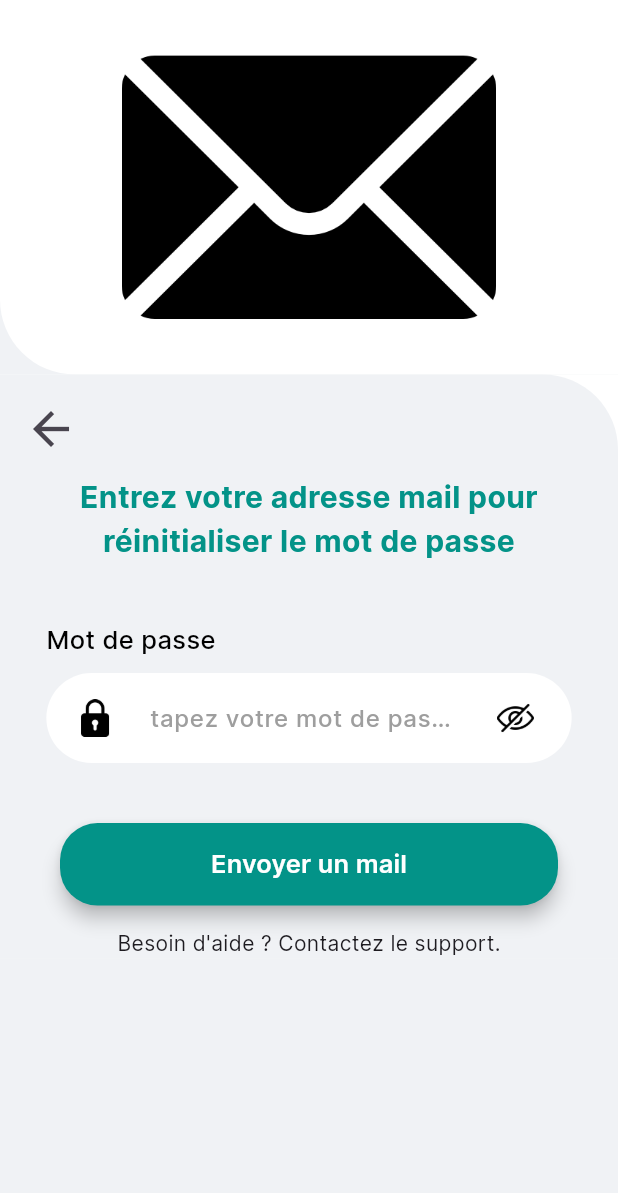
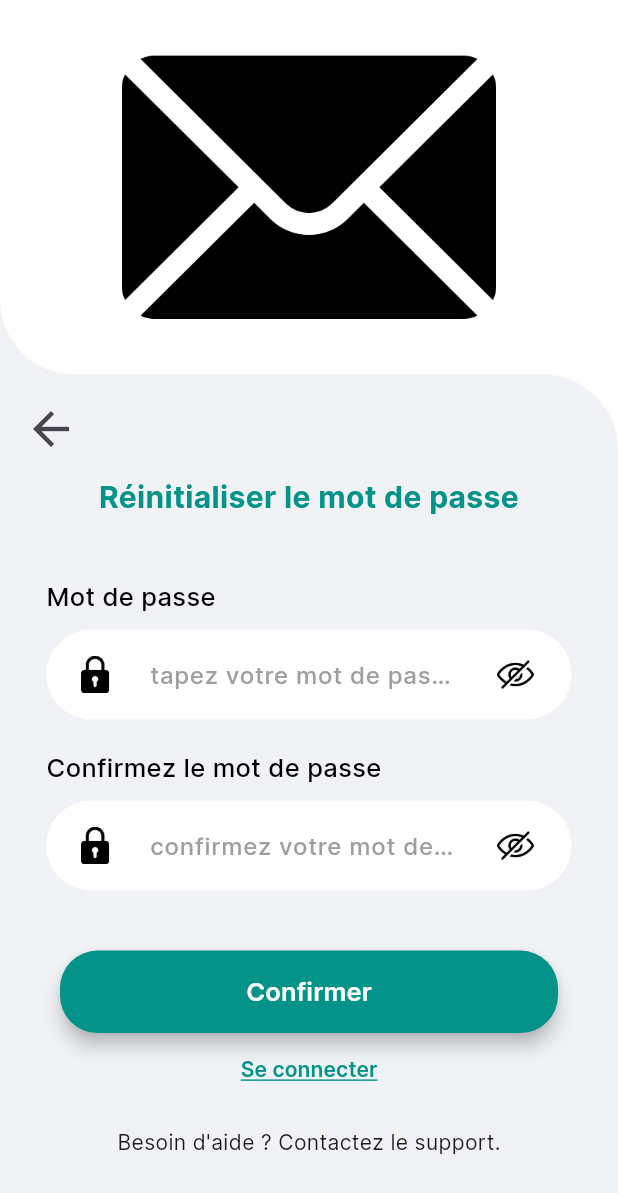
Before and after one commit to saradrine/sav_project, a Flutter app: the ResetPasswordForm screen opened directly with empty values, on a phone screen of 412 x 824 dp. Shown: the top 1193 px of the screen. Run offline on Flutter 3.47's test engine with Material 3 defaults, Android fonts, the phone set to English and light mode, and no system bars; our stand-ins replace carousel_slider, flutter_dotenv, flutter_secure_storage, flutter_svg, graphql_flutter, uni_links; missing offline and left inert: android_intent; accounts and stored records are empty; network calls fail.

Commit message:
resetPassword

```diff
--- a/lib/graphql/graphql_client.dart
+++ b/lib/graphql/graphql_client.dart
@@ -6,7 +6,7 @@ import 'package:sav_project/providers/auth_provider.dart';
 
 class GraphqlClient {
   static final HttpLink httpLink = HttpLink(
-    'http://192.168.1.11:3000/graphql',
+    'http://192.168.56.1:3000/graphql',
   );
   static final WebSocketLink webSocketLink =
       WebSocketLink(dotenv.env['WS_URL'] ?? 'ws://localhost:3000/graphql');
--- a/lib/providers/auth_provider.dart
+++ b/lib/providers/auth_provider.dart
@@ -1,11 +1,9 @@
 import 'package:flutter/material.dart';
 import 'package:flutter_secure_storage/flutter_secure_storage.dart';
-// import 'package:graphql_flutter/graphql_flutter.dart';
 import 'package:sav_project/enum/sexe.dart';
 import 'package:sav_project/models/user.dart';
 import 'package:sav_project/screens/account_confirmation/account_confirmation.dart';
 import 'package:sav_project/screens/auth/login.dart';
-import 'package:sav_project/screens/home.dart';
 import 'package:sav_project/screens/layout.dart';
 import 'package:sav_project/services/auth_service.dart';
 import 'dart:async';
@@ -198,7 +196,6 @@ class AuthProvider extends ChangeNotifier {
     try {
       bool result =
           await AuthService().verifyEmail(context, token: token, email: email);
-      print("el erreur, $result");
       notifyListeners();
       return result;
     } catch (e) {
--- a/lib/screens/account_confirmation/confirmation_success.dart
+++ b/lib/screens/account_confirmation/confirmation_success.dart
@@ -2,7 +2,6 @@ import 'package:android_intent/android_intent.dart';
 import 'package:android_intent/flag.dart';
 import 'package:flutter/material.dart';
 import 'package:flutter_svg/flutter_svg.dart';
-import 'package:sav_project/screens/auth/login.dart';
 
 class ConfirmationSuccess extends StatelessWidget {
   const ConfirmationSuccess({Key? key}) : super(key: key);
--- a/lib/screens/auth/reset_password_form.dart
+++ b/lib/screens/auth/reset_password_form.dart
@@ -1,9 +1,12 @@
+import 'package:android_intent/android_intent.dart';
+import 'package:android_intent/flag.dart';
 import 'package:flutter/material.dart';
 import 'package:provider/provider.dart';
 import 'package:sav_project/providers/auth_provider.dart';
 import 'package:sav_project/screens/auth/login.dart';
 import 'package:sav_project/theme/colors.dart';
 import 'package:sav_project/widgets/auth/auth_button.dart';
+import 'package:sav_project/widgets/auth/auth_prompt.dart';
 import 'package:sav_project/widgets/auth/auth_text_field.dart';
 import 'package:sav_project/widgets/auth/header_auth.dart';
 
@@ -89,7 +92,7 @@ class _ResetPasswordFormState extends State<ResetPasswordForm> {
               ),
               SizedBox(height: 5),
               Text(
-                'Entrez votre adresse mail pour réinitialiser le mot de passe',
+                'Réinitialiser le mot de passe',
                 style: TextStyle(
                   fontSize: 20,
                   fontWeight: FontWeight.bold,
@@ -123,9 +126,11 @@ class _ResetPasswordFormState extends State<ResetPasswordForm> {
                       return SizedBox(height: 40);
                     }),
                     _buildPasswordField(context),
+                    SizedBox(height: 20),
+                    _buildConfirmPasswordField(context),
                     SizedBox(height: 40),
                     AuthButton(
-                      text: 'Envoyer un mail',
+                      text: 'Confirmer',
                       onPressed: () async {
                         final password = passwordController.text;
                         final confirmPassword = confirmPasswordController.text;
@@ -141,6 +146,27 @@ class _ResetPasswordFormState extends State<ResetPasswordForm> {
                         } else {
                           print(
                               "Form is invalid! Cannot proceed with submission.");
+                        }
+                      },
+                    ),
+                    AuthPrompt(
+                      sentence: '',
+                      action: 'Se connecter',
+                      onPressed: () async {
+                        final intent = AndroidIntent(
+                          action: 'android.intent.action.MAIN',
+                          package: 'com.example.sav_project',
+                          componentName: 'com.example.sav_project.MainActivity',
+                          flags: <int>[
+                            Flag.FLAG_ACTIVITY_NEW_TASK,
+                            Flag.FLAG_ACTIVITY_CLEAR_TASK
+                          ],
+                        );
+                        try {
+                          await intent.launch();
+                          Navigator.of(context).pop();
+                        } catch (e) {
+                          print('Error launching intent: $e');
                         }
                       },
                     ),
```
Also changed, not shown: lib/main.dart (+5 -33 lines), lib/screens/auth/reset_password.dart (+7 -0 lines).
